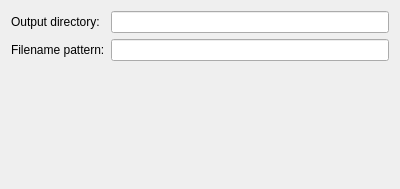
Old version of the form src/lib/kreenshoteditor/ui/settings/pageoutput.ui in the repository KDE/kreenshot-editor.
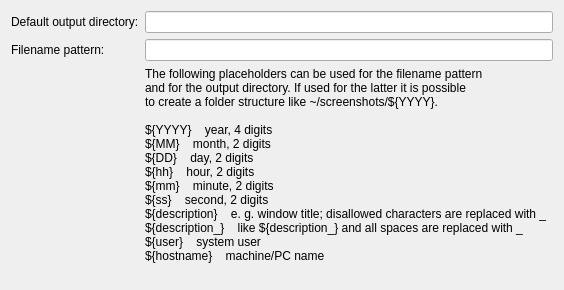
New version of the form.

What changed in the file:
```diff
--- a/src/lib/kreenshoteditor/ui/settings/pageoutput.ui
+++ b/src/lib/kreenshoteditor/ui/settings/pageoutput.ui
@@ -6,8 +6,8 @@
    <rect>
     <x>0</x>
     <y>0</y>
-    <width>400</width>
-    <height>189</height>
+    <width>564</width>
+    <height>290</height>
    </rect>
   </property>
   <property name="windowTitle">
@@ -24,7 +24,7 @@
    <item row="0" column="0">
     <widget class="QLabel" name="label">
      <property name="text">
-      <string>Output directory:</string>
+      <string>Default output directory:</string>
      </property>
     </widget>
    </item>
@@ -34,7 +34,7 @@
    <item row="1" column="1">
     <widget class="QLineEdit" name="lineEdit_2"/>
    </item>
-   <item row="2" column="1">
+   <item row="3" column="1">
     <spacer name="verticalSpacer">
      <property name="orientation">
       <enum>Qt::Vertical</enum>
@@ -47,6 +47,27 @@
      </property>
     </spacer>
    </item>
+   <item row="2" column="1">
+    <widget class="QLabel" name="label_3">
+     <property name="text">
+      <string>The following placeholders can be used for the filename pattern
+and for the output directory. If used for the latter it is possible
+to create a folder structure like ~/screenshots/${YYYY}.
+
+${YYYY}    year, 4 digits
+${MM}    month, 2 digits
+${DD}    day, 2 digits
+${hh}    hour, 2 digits
+${mm}    minute, 2 digits
+${ss}    second, 2 digits
+${description}    e. g. window title; disallowed characters are replaced with _
+${description_}    like ${description_} and all spaces are replaced with _
+${user}    system user
+${hostname}    machine/PC name
+</string>
+     </property>
+    </widget>
+   </item>
   </layout>
  </widget>
  <resources/>
```
